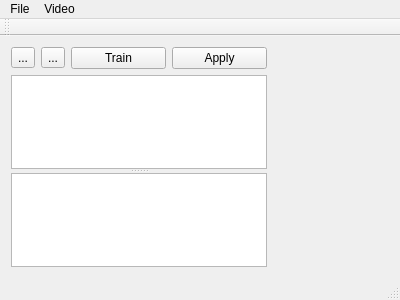
Above: mainwindow.ui from TimSC/sense-scanner before the change. Below: the same form after it.
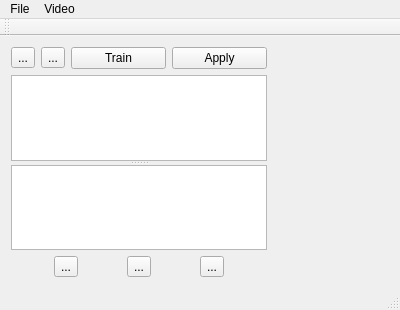
That is the form after the change. Icons and pictures are not drawn. Custom widgets are drawn as their Qt base class.

Commit message: Adding process control buttons

What changed in the file:
```diff
--- a/mainwindow.ui
+++ b/mainwindow.ui
@@ -7,7 +7,7 @@
     <x>0</x>
     <y>0</y>
     <width>400</width>
-    <height>300</height>
+    <height>310</height>
    </rect>
   </property>
   <property name="windowTitle">
@@ -75,6 +75,43 @@
           <widget class="QListView" name="processingView"/>
          </widget>
         </item>
+        <item>
+         <layout class="QHBoxLayout" name="processingButtons">
+          <item>
+           <widget class="QToolButton" name="pauseProcessButton">
+            <property name="text">
+             <string>...</string>
+            </property>
+            <property name="icon">
+             <iconset>
+              <normaloff>../../../../../home/tim/dev/QtMedia/icons/media-playback-pause.png</normaloff>../../../../../home/tim/dev/QtMedia/icons/media-playback-pause.png</iconset>
+            </property>
+           </widget>
+          </item>
+          <item>
+           <widget class="QToolButton" name="runProcessButton">
+            <property name="text">
+             <string>...</string>
+            </property>
+            <property name="icon">
+             <iconset>
+              <normaloff>../../../../../home/tim/dev/QtMedia/icons/media-playback-start.png</normaloff>../../../../../home/tim/dev/QtMedia/icons/media-playback-start.png</iconset>
+            </property>
+           </widget>
+          </item>
+          <item>
+           <widget class="QToolButton" name="removeProcessButton">
+            <property name="text">
+             <string>...</string>
+            </property>
+            <property name="icon">
+             <iconset>
+              <normaloff>../../../../../home/tim/dev/QtMedia/icons/archive-remove.png</normaloff>../../../../../home/tim/dev/QtMedia/icons/archive-remove.png</iconset>
+            </property>
+           </widget>
+          </item>
+         </layout>
+        </item>
        </layout>
       </item>
       <item>
```
Left out of the diff: 53 changed lines with no effect on the pictures. The commit also changes 2 other files.
